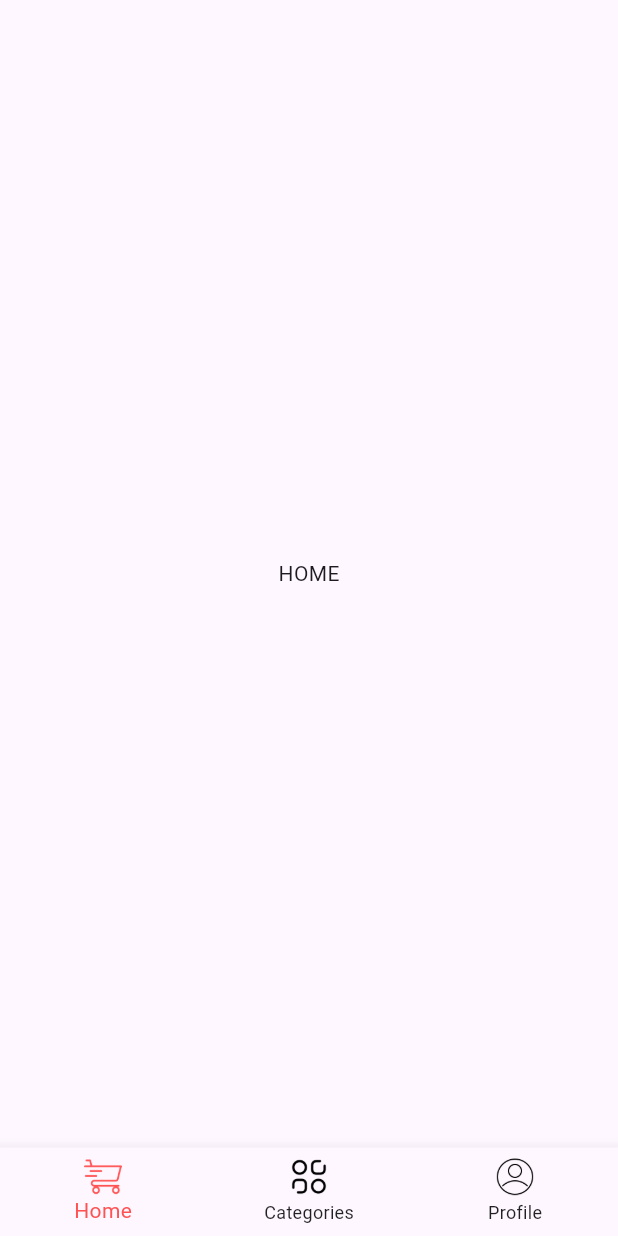
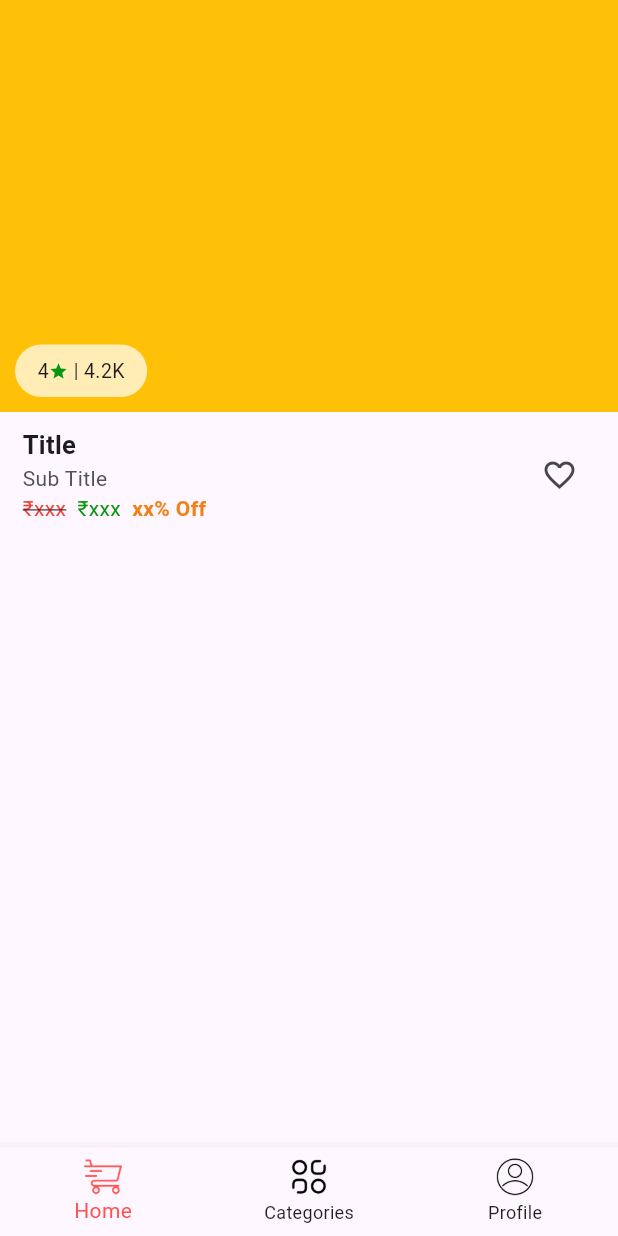
Before and after one commit to ASWIN-APPUZZ/Myntra_clone, a Flutter app: the screen it shows after launch, on a phone screen of 412 x 824 dp. Run offline on Flutter 3.47's test engine with Material 3 defaults, Android fonts, the phone set to English and light mode, and no system bars; our stand-ins replace flutter_secure_storage, get.

Commit message:
29|01|2024

```diff
--- a/lib/features/home/home_page.dart
+++ b/lib/features/home/home_page.dart
@@ -1,4 +1,5 @@
 import 'package:flutter/material.dart';
+import 'package:mynthra_clone/features/home/product_card/product_card.dart';
 
 class HomePage extends StatefulWidget {
   const HomePage({super.key});
@@ -10,14 +11,8 @@ class HomePage extends StatefulWidget {
 class _HomePageState extends State<HomePage> {
   @override
   Widget build(BuildContext context) {
-    return const Scaffold(
-      body: Center(
-        child: Column(
-          mainAxisAlignment: MainAxisAlignment.center,
-          crossAxisAlignment: CrossAxisAlignment.center,
-          children: [Text("HOME")],
-        ),
-      ),
+    return Scaffold(
+      body: ListView(children: const [ProductCard()],)
     );
   }
 }
--- /dev/null
+++ b/lib/features/home/product_card/product_card.dart
@@ -0,0 +1,57 @@
+import 'package:flutter/material.dart';
+import 'package:mynthra_clone/theme/colors/colors.dart';
+
+class ProductCard extends StatelessWidget {
+  const ProductCard();
+
+  @override
+  Widget build(BuildContext context) {
+    return Container(
+        child: Column(children: [
+      Container(
+          height: MediaQuery.of(context).size.height / 3,
+          color: Colors.amber,
+          child: Stack(children: [
+            Container(color: Colors.amber),
+            Positioned(
+                left: 10,
+                bottom: 10,
+                child: Container(
+                    padding: EdgeInsets.symmetric(vertical: 8, horizontal: 15),
+                    decoration: BoxDecoration(
+                        borderRadius: BorderRadius.circular(20),
+                        color: AppColor.white70),
+                    child: const Row(
+                        mainAxisAlignment: MainAxisAlignment.center,
+                        children: [
+                          Text("4",style: TextStyle(fontSize: 13)),
+                          Icon(Icons.star, color: AppColor.greens, size: 13),
+                          Text("\t| 4.2K",style: TextStyle(fontSize: 13))
+                        ])))
+          ])),
+      Padding(
+          padding: const EdgeInsets.symmetric(horizontal: 15, vertical: 10),
+          child:
+              Row(mainAxisAlignment: MainAxisAlignment.spaceBetween, children: [
+            Column(crossAxisAlignment: CrossAxisAlignment.start, children: [
+              const Text("Title",
+                  style: TextStyle(fontSize: 17, fontWeight: FontWeight.bold)),
+              const Text("Sub Title", style: TextStyle(color: AppColor.grey)),
+              Row(children: [
+                const Text("₹xxx",
+                    style: TextStyle(
+                        color: AppColor.Reds,
+                        decoration: TextDecoration.lineThrough)),
+                const Text("\t ₹xxx",
+                    style: TextStyle(
+                      color: AppColor.greens,
+                    )),
+                Text("\t xx% Off", style: TextStyle(color: AppColor.yellows,fontWeight: FontWeight.w600))
+              ])
+            ]),
+            IconButton(
+                onPressed: () {}, icon: const Icon(Icons.favorite_border))
+          ]))
+    ]));
+  }
+}
--- a/lib/features/landing_page/landing_page.dart
+++ b/lib/features/landing_page/landing_page.dart
@@ -1,4 +1,6 @@
 import 'package:flutter/material.dart';
+import 'package:get/get.dart';
+import 'package:mynthra_clone/features/landing_page/controller/landingpage_controller.dart';
 import 'package:mynthra_clone/theme/strings/strings.dart';
 import 'package:mynthra_clone/features/categories/categories.dart';
 import 'package:mynthra_clone/features/home/home_page.dart';
@@ -19,9 +21,10 @@ class _LandingPageState extends State<LandingPage> {
 
   get currentIndex => currentState;
 
+  var landingPageController = Get.put(LandingPageController());
+
   @override
   Widget build(BuildContext context) {
-
     return Scaffold(
       body: _pages[currentState],
       bottomNavigationBar: BottomNavigationBar(
--- a/lib/features/login/controller/login_controller.dart
+++ b/lib/features/login/controller/login_controller.dart
@@ -1,6 +1,7 @@
 import 'dart:convert';
 import 'package:flutter/material.dart';
 import 'package:get/get.dart';
+import 'package:mynthra_clone/features/landing_page/landing_page.dart';
 import 'package:mynthra_clone/features/login/model/login_model.dart';
 import 'package:mynthra_clone/features/register/register.dart';
 import 'package:mynthra_clone/service/network_handler/network_handler.dart';
@@ -19,10 +20,12 @@ class LoginController extends GetxController {
       if (data["msg"] == "Registration Successful") {
         print("Redirecting to RegisterPage"); // Add this line for debugging
         Get.to(() => RegisterPage());
+      } else {
+        await NetworkHandler.storeToken(data["token"]);
+        Get.offAll(()=>LandingPage());
       }
     } catch (error) {
       print("Error during login: $error");
     }
-
   }
 }
--- a/lib/theme/colors/colors.dart
+++ b/lib/theme/colors/colors.dart
@@ -1,6 +1,6 @@
- import 'package:flutter/material.dart';
+import 'package:flutter/material.dart';
 
-class AppColor{
+class AppColor {
   static const Color whites = Color.fromRGBO(255, 255, 255, 1);
   static const Color titleBackground = Color.fromARGB(255, 114, 137, 231);
   static const Color theme = Color.fromARGB(255, 243, 100, 100);
@@ -9,6 +9,10 @@ class AppColor{
   static const Color grey = Color(0xFF525358);
   static const Color transp = Color.fromARGB(0, 236, 237, 240);
   static const Color textcolor1 = Color.fromARGB(255, 88, 88, 89);
-  static const Color bgcolor =Colors.redAccent;
-  static const Color greens =Color.fromARGB(255, 8, 150, 15);
- }
+  static const Color bgcolor = Colors.redAccent;
+  static const Color greens = Color.fromARGB(255, 8, 150, 15);
+  static const Color Reds = Colors.red;
+  static Color yellows = Colors.yellow.shade900;
+  static Color white70 =Colors.white70;
+
+}
```
Also changed, not shown: lib/features/landing_page/controller/landingpage_controller.dart (added, +24 -0 lines), lib/service/network_handler/network_handler.dart (+11 -3 lines), 6 other files.
